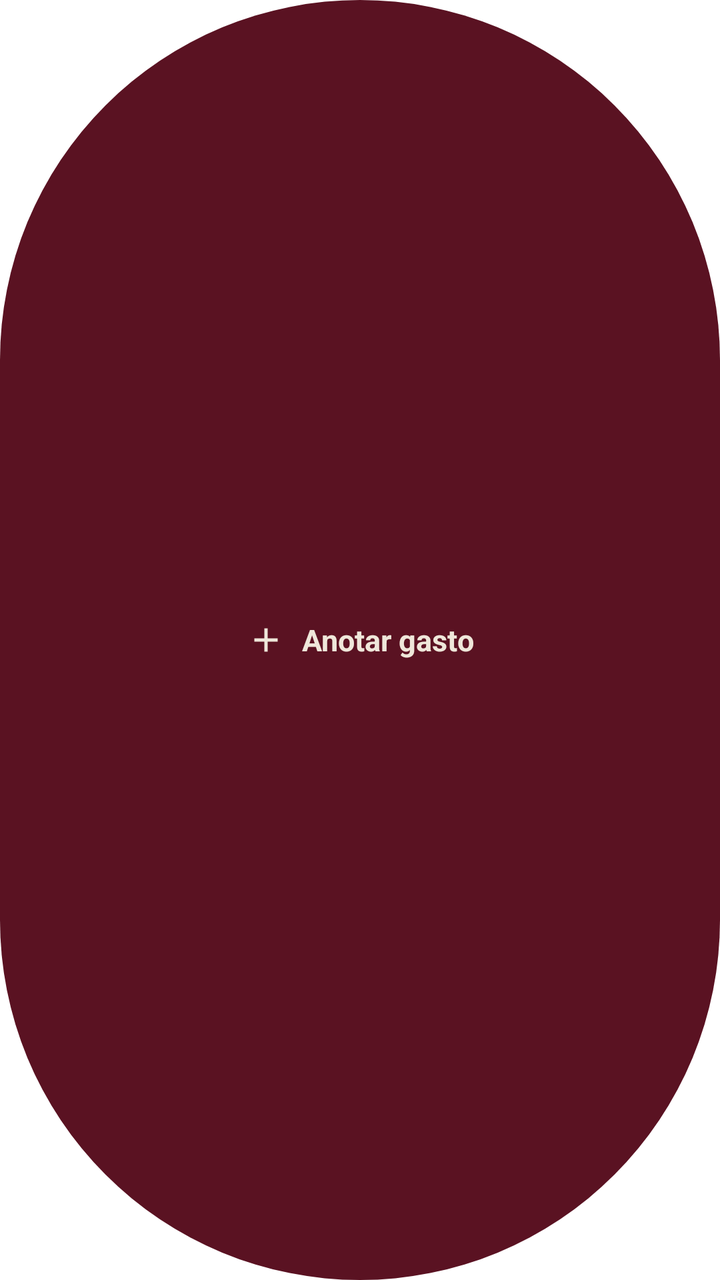
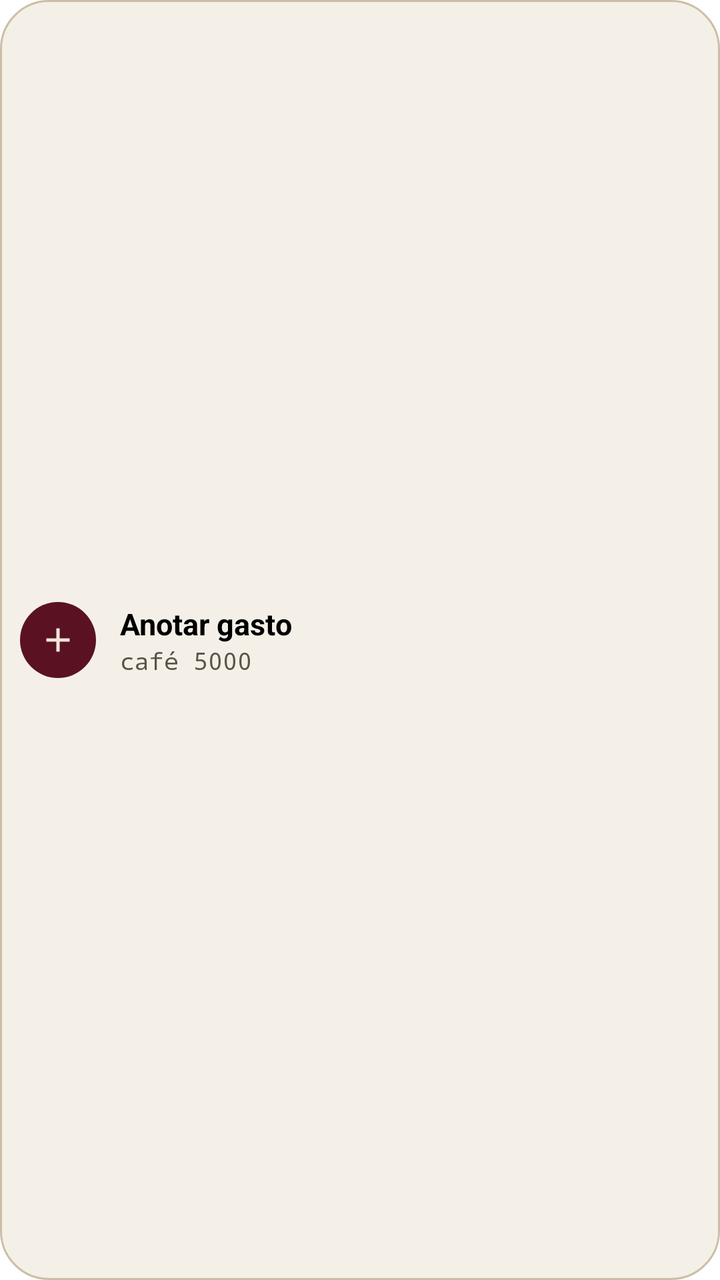

Before-and-after screenshots of an Android layout around one commit, followed by the original layout XML and the change that was made.
<!-- AndroidManifest.xml: fallback theme Theme.MaterialComponents.DayNight.NoActionBar -->
<!-- res/layout/widget_anotar.xml -->
<?xml version="1.0" encoding="utf-8"?>
<LinearLayout xmlns:android="http://schemas.android.com/apk/res/android"
    android:id="@+id/widget_raiz"
    android:layout_width="match_parent"
    android:layout_height="match_parent"
    android:background="@drawable/widget_boton"
    android:gravity="center"
    android:orientation="horizontal"
    android:paddingStart="16dp"
    android:paddingEnd="16dp">

    <ImageView
        android:layout_width="20dp"
        android:layout_height="20dp"
        android:contentDescription="@null"
        android:src="@drawable/widget_mas" />

    <TextView
        android:layout_width="wrap_content"
        android:layout_height="wrap_content"
        android:layout_marginStart="8dp"
        android:maxLines="1"
        android:ellipsize="end"
        android:text="@string/widget_anotar_nombre"
        android:textColor="@color/widget_sobre_acento"
        android:textSize="15sp"
        android:textStyle="bold" />
</LinearLayout>
<!-- resources referenced by this layout -->
<resources>
  <color name="widget_sobre_acento">#EFE7DA</color>
  <!-- drawable widget_boton (drawable) -->
  <?xml version="1.0" encoding="utf-8"?>
  <shape xmlns:android="http://schemas.android.com/apk/res/android" android:shape="rectangle">
      <solid android:color="@color/widget_acento" />
      <corners android:radius="999dp" />
  </shape>
  <!-- drawable widget_mas (drawable) -->
  <?xml version="1.0" encoding="utf-8"?>
  <vector xmlns:android="http://schemas.android.com/apk/res/android"
      android:width="20dp" android:height="20dp"
      android:viewportWidth="24" android:viewportHeight="24">
      <path android:fillColor="@color/widget_sobre_acento"
          android:pathData="M19,13h-6v6h-2v-6H5v-2h6V5h2v6h6v2z" />
  </vector>
  <string name="widget_anotar_nombre">Anotar gasto</string>
  <color name="widget_acento">#5A1222</color>
</resources>

<!-- the commit's change to res/layout/widget_anotar.xml (unified diff, before → after) -->
@@ -3,26 +3,45 @@
     android:id="@+id/widget_raiz"
     android:layout_width="match_parent"
     android:layout_height="match_parent"
-    android:background="@drawable/widget_boton"
-    android:gravity="center"
+    android:background="@drawable/widget_fondo"
+    android:gravity="center_vertical"
     android:orientation="horizontal"
-    android:paddingStart="16dp"
+    android:paddingStart="10dp"
     android:paddingEnd="16dp">
 
     <ImageView
-        android:layout_width="20dp"
-        android:layout_height="20dp"
+        android:layout_width="38dp"
+        android:layout_height="38dp"
+        android:background="@drawable/widget_circulo"
         android:contentDescription="@null"
+        android:padding="9dp"
         android:src="@drawable/widget_mas" />
 
-    <TextView
-        android:layout_width="wrap_content"
+    <LinearLayout
+        android:layout_width="0dp"
         android:layout_height="wrap_content"
-        android:layout_marginStart="8dp"
-        android:maxLines="1"
-        android:ellipsize="end"
-        android:text="@string/widget_anotar_nombre"
-        android:textColor="@color/widget_sobre_acento"
-        android:textSize="15sp"
-        android:textStyle="bold" />
+        android:layout_marginStart="12dp"
+        android:layout_weight="1"
+        android:orientation="vertical">
+
+        <TextView
+            android:layout_width="wrap_content"
+            android:layout_height="wrap_content"
+            android:ellipsize="end"
+            android:maxLines="1"
+            android:text="@string/widget_anotar_nombre"
+            android:textColor="@color/widget_texto"
+            android:textSize="15sp"
+            android:textStyle="bold" />
+
+        <TextView
+            android:layout_width="wrap_content"
+            android:layout_height="wrap_content"
+            android:ellipsize="end"
+            android:fontFamily="monospace"
+            android:maxLines="1"
+            android:text="@string/widget_anotar_ejemplo"
+            android:textColor="@color/widget_texto_sec"
+            android:textSize="12sp" />
+    </LinearLayout>
 </LinearLayout>
<!-- resource entries referenced after the edit -->
@@ -1,12 +1,20 @@
 <!-- resources referenced by this layout -->
 <resources>
-  <color name="widget_sobre_acento">#EFE7DA</color>
-  <!-- drawable widget_boton (drawable) -->
+  <color name="widget_texto">#000000</color>
+  <color name="widget_texto_sec">#5C5249</color>
+  <!-- drawable widget_circulo (drawable) -->
+  <?xml version="1.0" encoding="utf-8"?>
+  <shape xmlns:android="http://schemas.android.com/apk/res/android" android:shape="oval">
+      <solid android:color="@color/widget_acento" />
+  </shape>
+  <!-- drawable widget_fondo (drawable) -->
   <?xml version="1.0" encoding="utf-8"?>
   <shape xmlns:android="http://schemas.android.com/apk/res/android" android:shape="rectangle">
-      <solid android:color="@color/widget_acento" />
-      <corners android:radius="999dp" />
+      <solid android:color="@color/widget_fondo" />
+      <stroke android:width="1dp" android:color="@color/widget_borde" />
+      <corners android:radius="24dp" />
   </shape>
+  <color name="widget_sobre_acento">#EFE7DA</color>
   <!-- drawable widget_mas (drawable) -->
   <?xml version="1.0" encoding="utf-8"?>
   <vector xmlns:android="http://schemas.android.com/apk/res/android"
@@ -15,7 +23,10 @@
       <path android:fillColor="@color/widget_sobre_acento"
           android:pathData="M19,13h-6v6h-2v-6H5v-2h6V5h2v6h6v2z" />
   </vector>
+  <string name="widget_anotar_ejemplo">café 5000</string>
   <string name="widget_anotar_nombre">Anotar gasto</string>
   <color name="widget_acento">#5A1222</color>
+  <color name="widget_fondo">#F4F0E8</color>
+  <color name="widget_borde">#CDBEA6</color>
 </resources>
 
